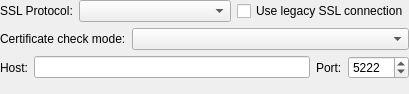
This is branches/dev_options2/src/plugins/defaultconnection/connectionoptionswidget.ui in vacuum-im/vacuum-im as Qt 5 draws it before an edit. The edited form follows.
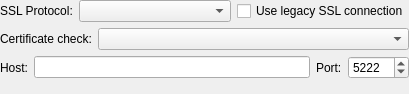
This is the edited form.

Patch:
```diff
--- a/branches/dev_options2/src/plugins/defaultconnection/connectionoptionswidget.ui
+++ b/branches/dev_options2/src/plugins/defaultconnection/connectionoptionswidget.ui
@@ -47,7 +47,7 @@
      <item>
       <widget class="QLabel" name="lblCertCheckMode">
        <property name="text">
-        <string>Certificate check mode:</string>
+        <string>Certificate check:</string>
        </property>
       </widget>
      </item>
```
